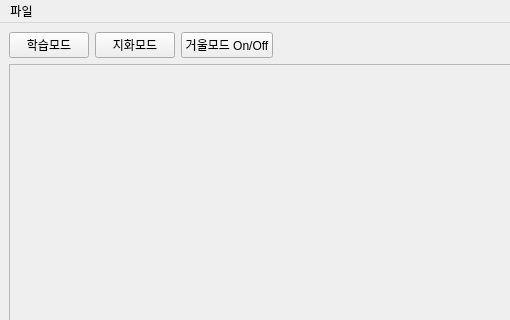
Qt form resource/main_form.ui (boa9448/PyAutoMakerHuman) before a commit; both pictures show x 0 to 510 and y 0 to 320 of the 983 by 664 pixel window.
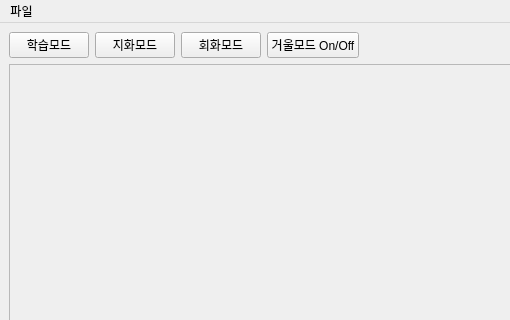
The same form after that commit.

Commit message: 회화모드 UI추가

What changed in the file:
```diff
--- a/resource/main_form.ui
+++ b/resource/main_form.ui
@@ -31,6 +31,13 @@
         </property>
        </widget>
       </item>
+      <item>
+       <widget class="QPushButton" name="conversation_mode_button">
+        <property name="text">
+         <string>회화모드</string>
+        </property>
+       </widget>
+      </item>
       <item>
        <widget class="QPushButton" name="mirror_mode_button">
         <property name="text">
```
The commit also changes 5 other files.
